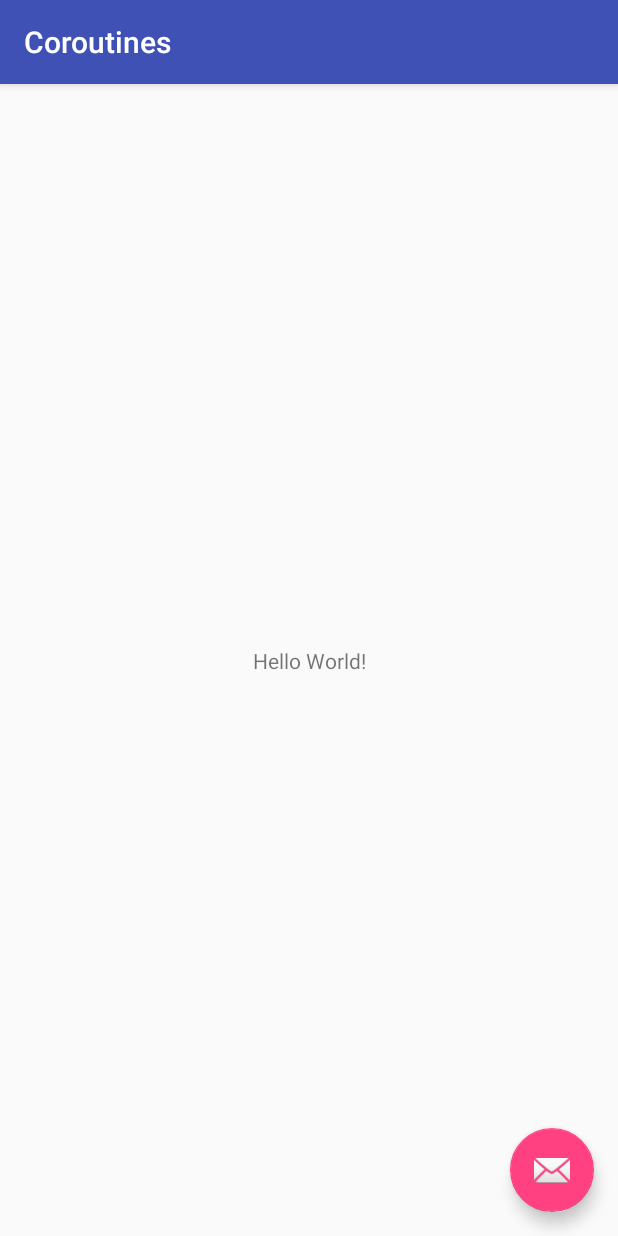
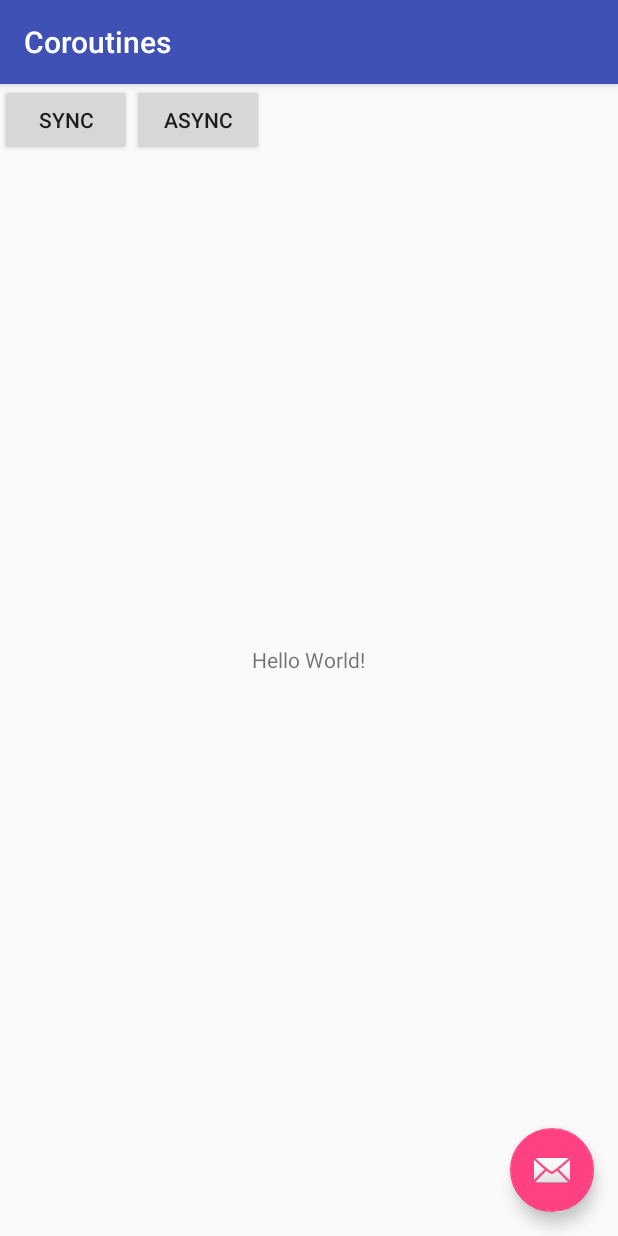
Before and after one commit to wangzailfm/KotlinCoroutines, an Android app: the screen it shows after launch (MainActivity), on a phone screen of 412 x 824 dp. Run offline under Robolectric (Android 15) with nearby library versions, the phone set to English and light mode, and no system bars; libraries missing offline, so code that uses them is left out: kotlinx.coroutines.experimental.

Commit message:
Add sync and async button to change request mode

```diff
--- a/app/src/main/java/top/jowanxu/coroutines/MainActivity.kt
+++ b/app/src/main/java/top/jowanxu/coroutines/MainActivity.kt
@@ -9,7 +9,6 @@ import kotlinx.android.synthetic.main.activity_main.*
 import kotlinx.android.synthetic.main.content_main.*
 import kotlinx.coroutines.experimental.*
 import kotlinx.coroutines.experimental.android.UI
-import loge
 import retrofit2.Call
 import retrofit2.Callback
 import retrofit2.Response
@@ -44,18 +43,18 @@ class MainActivity : AppCompatActivity() {
      */
     private val onClickListener = View.OnClickListener {
         when (it.id) {
-            R.id.fab -> async(UI) {
+            R.id.syncOperation -> {
+                async(UI) {
                     async?.apply {
                         if (isActive) {
                             cancelAndJoin()
                         }
                     }
                     async = async(CommonPool) {
-                    // Delay two second，Simulate multiple request data
                         delay(2000)
                         try {
                             // Request
-                        /*userLogin.run {
+                            userLogin.run {
                                 // If Call not empty
                                 this?.run {
                                     if (!isCanceled) {
@@ -68,7 +67,34 @@ class MainActivity : AppCompatActivity() {
                                     // If Call empty
                                     getUserLogin()
                                 }
-                        }.execute().body()*/
+                            }.execute().body()
+                        } catch (t: Throwable) {
+                            t.toString()
+                        }
+                    }
+                    // Get sync result
+                    val await = async?.await()
+                    // Set TextView content
+                    text.apply {
+                        text = when (await) {
+                            is String -> "async::$await"
+                            is LoginResponse -> "async::${await.result}"
+                            else -> RESULT_NULL
+                        }
+                    }
+                }
+            }
+            R.id.asyncOperation -> async(UI) {
+                async?.apply {
+                    if (isActive) {
+                        cancelAndJoin()
+                    }
+                }
+                async = async(CommonPool) {
+                    // Delay two second，Simulate multiple request data
+                    delay(2000)
+                    try {
+                        // Async Request, wait resume
                         asyncRequestSuspend<LoginResponse> { cont ->
                             userLogin.run {
                                 // If Call not empty
@@ -85,9 +111,8 @@ class MainActivity : AppCompatActivity() {
                                 }
                             }.enqueue(object : Callback<LoginResponse> {
                                 override fun onResponse(call: Call<LoginResponse>, response: Response<LoginResponse>) {
-                                        loge("TAG", "123123123213123")
+                                    // resume
                                     cont.resume(response.body())
-                                        loge("TAG", "123123123213123444444")
                                 }
 
                                 override fun onFailure(call: Call<LoginResponse>, t: Throwable) {
@@ -105,8 +130,8 @@ class MainActivity : AppCompatActivity() {
                 // Set TextView content
                 text.apply {
                     text = when (await) {
-                        is String -> await
-                        is LoginResponse -> await.result.toString()
+                        is String -> "sync::$await"
+                        is LoginResponse -> "sync::${await.result}"
                         else -> RESULT_NULL
                     }
                 }
@@ -119,7 +144,8 @@ class MainActivity : AppCompatActivity() {
         setContentView(R.layout.activity_main)
         setSupportActionBar(toolbar)
 
-        fab.setOnClickListener(onClickListener)
+        syncOperation.setOnClickListener(onClickListener)
+        asyncOperation.setOnClickListener(onClickListener)
     }
 
 }
--- a/app/src/main/res/layout/content_main.xml
+++ b/app/src/main/res/layout/content_main.xml
@@ -1,5 +1,5 @@
 <?xml version="1.0" encoding="utf-8"?>
-<android.support.constraint.ConstraintLayout
+<RelativeLayout
     xmlns:android="http://schemas.android.com/apk/res/android"
     xmlns:app="http://schemas.android.com/apk/res-auto"
     xmlns:tools="http://schemas.android.com/tools"
@@ -14,9 +14,22 @@
         android:layout_width="wrap_content"
         android:layout_height="wrap_content"
         android:text="Hello World!"
-        app:layout_constraintBottom_toBottomOf="parent"
-        app:layout_constraintLeft_toLeftOf="parent"
-        app:layout_constraintRight_toRightOf="parent"
-        app:layout_constraintTop_toTopOf="parent"/>
+        android:layout_centerInParent="true"/>
 
-</android.support.constraint.ConstraintLayout>
+    <Button
+        android:id="@+id/syncOperation"
+        android:layout_width="wrap_content"
+        android:layout_height="wrap_content"
+        android:layout_alignParentStart="true"
+        android:layout_alignParentTop="true"
+        android:text="@string/sync"/>
+
+    <Button
+        android:id="@+id/asyncOperation"
+        android:layout_width="wrap_content"
+        android:layout_height="wrap_content"
+        android:layout_alignParentTop="true"
+        android:layout_toEndOf="@+id/syncOperation"
+        android:text="@string/async"/>
+
+</RelativeLayout>
--- a/app/src/main/res/values/strings.xml
+++ b/app/src/main/res/values/strings.xml
@@ -1,4 +1,6 @@
 <resources>
     <string name="app_name">Coroutines</string>
     <string name="action_settings">Settings</string>
+    <string name="sync">SYNC</string>
+    <string name="async">ASYNC</string>
 </resources>
```
Lines whose indentation alone changed are shown as unchanged.
